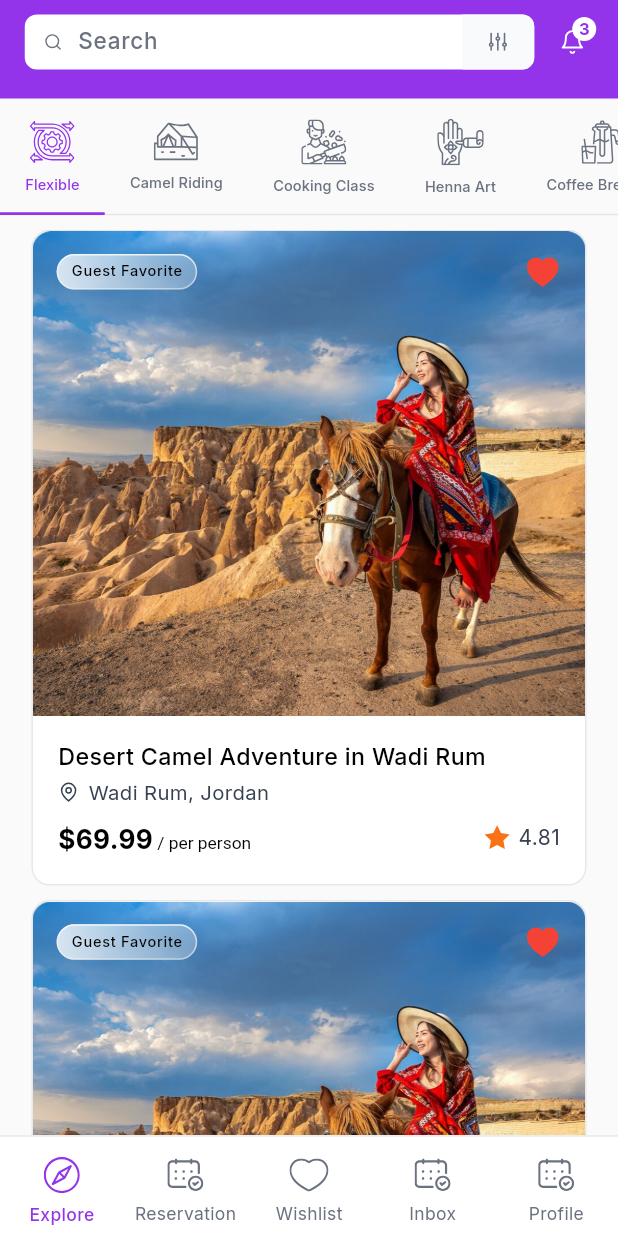
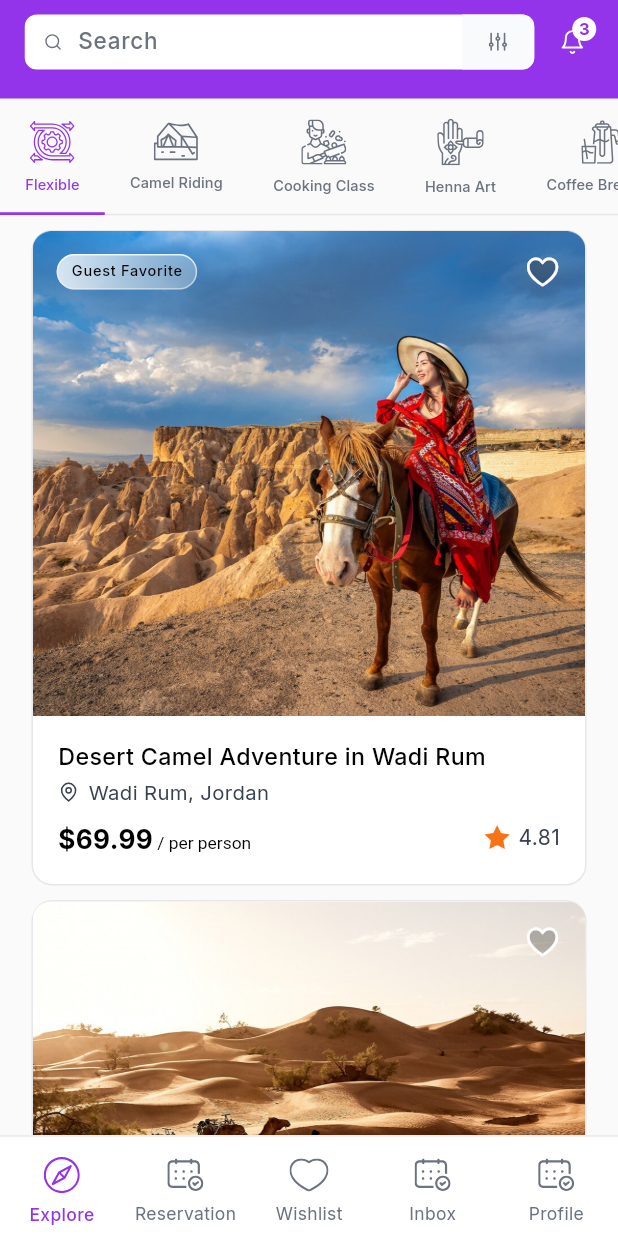
Before and after one commit to Hamdym12/flutter_technical_task, a Flutter app: the screen it shows after launch, on a phone screen of 412 x 824 dp. Run offline on Flutter 3.47's test engine with Material 3 defaults, Android fonts, the phone set to English and light mode, and no system bars; our stand-ins replace auto_route, bloc, easy_localization, equatable, flutter_animate, flutter_bloc and 7 more.

Commit message:
finalize explore_items_list

```diff
--- a/assets/translations/ar.json
+++ b/assets/translations/ar.json
@@ -1,5 +1,5 @@
 {
-  "app_title": "LaveScape",
+  "app_title": "لافى سكيب",
   "bottom_nav": {
     "explore": "استكشاف",
     "reservation": "الحجز",
--- a/assets/translations/en.json
+++ b/assets/translations/en.json
@@ -1,5 +1,5 @@
 {
-  "app_title": "LaveScape",
+  "app_title": "Lavescape",
   "bottom_nav": {
     "explore": "Explore",
     "reservation": "Reservation",
--- a/lib/core/constants/app_assets.dart
+++ b/lib/core/constants/app_assets.dart
@@ -23,7 +23,8 @@ abstract class AppAssets{
   static const hennaArtSvg = "$_svgIconsPath/henna_art.svg";
 
   /// Explore Screen
-  static const camelDesertRidingPng = "$_pngImagesPath/camel_desert_riding.png";
+  static const horseRidingPng = "$_pngImagesPath/horse_riding.png";
+  static const camelRidingPng = "$_pngImagesPath/camel_riding.png";
   static const mapPinSvg = "$_svgIconsPath/map_pin.svg";
   static const heartSvg = "$_svgIconsPath/heart.svg";
   static const starSvg = "$_svgIconsPath/star.svg";
--- a/lib/core/constants/app_radius.dart
+++ b/lib/core/constants/app_radius.dart
@@ -1,5 +1,5 @@
 abstract class AppRadius {
   static const double basicFormInput = 8;
-  static const double xl = 12;
+  static const double xl = 14; /// it should be 12 but the images
   static const double xxl = 16;
 }
--- a/lib/core/theming/app_colors.dart
+++ b/lib/core/theming/app_colors.dart
@@ -12,4 +12,6 @@ abstract class AppColors {
   static const shadowLightBlack = Color(0x0000000D);
   static const textBlack = Color(0xff000000);
   static const gray700 = Color(0xff374151);
+  static const lightShadowGray = Color(0x4D222222);
+  static const red = Color(0xffcb181d);
 }
--- a/lib/core/widgets/add_to_wishlist_widget.dart
+++ b/lib/core/widgets/add_to_wishlist_widget.dart
@@ -22,12 +22,12 @@ class AddToWishlistWidget extends StatelessWidget {
            children: [
              Icon(
                Icons.favorite,
-               color: value ? Colors.red: const Color(0x4D222222),
+               color: value ? AppColors.red : AppColors.lightShadowGray,
                size: 25,
              ),
              Icon(
                CupertinoIcons.heart,
-               color: value ? Colors.red : AppColors.white,
+               color: value ? AppColors.red : AppColors.white,
                size: 25,
              ),
            ],
--- a/lib/core/widgets/search_text_field.dart
+++ b/lib/core/widgets/search_text_field.dart
@@ -1,5 +1,6 @@
 import 'package:easy_localization/easy_localization.dart';
 import 'package:flutter/material.dart';
+import 'package:flutter_bloc/flutter_bloc.dart';
 import 'package:flutter_screenutil/flutter_screenutil.dart';
 import 'package:flutter_svg/svg.dart';
 import 'package:flutter_technical_task/core/constants/app_assets.dart';
@@ -7,8 +8,9 @@ import 'package:flutter_technical_task/core/constants/app_radius.dart';
 import 'package:flutter_technical_task/core/localization/locale_keys.g.dart';
 import 'package:flutter_technical_task/core/theming/app_colors.dart';
 import 'package:flutter_technical_task/core/theming/app_text_styles.dart';
+import 'package:flutter_technical_task/features/explore/presentation/bloc/explore_bloc.dart';
 
-class SearchTextField extends StatelessWidget {
+class SearchTextField extends StatefulWidget {
   final TextEditingController? controller;
   final String? hintText;
   final VoidCallback? onFilterTap;
@@ -23,13 +25,39 @@ class SearchTextField extends StatelessWidget {
   });
 
   @override
+  State<SearchTextField> createState() => _SearchTextFieldState();
+}
+
+class _SearchTextFieldState extends State<SearchTextField> {
+  final _focusNode = FocusNode();
+  @override
+  void initState() {
+    super.initState();
+
+    _focusNode.addListener(() {
+      final bloc = context.read<ExploreBloc>();
+      if (_focusNode.hasFocus) {
+        bloc.add(ExploreSearchOpened());
+      } else {
+        bloc.add(ExploreSearchClosed());
+      }
+    });
+  }
+
+  @override
+  void dispose() {
+    _focusNode.dispose();
+    super.dispose();
+  }
+  @override
   Widget build(BuildContext context) {
     return TextFormField(
       cursorColor: AppColors.placeHolder,
+      focusNode: _focusNode,
       cursorHeight: 18.sp,
       cursorRadius: const Radius.circular(0),
-      controller: controller,
-      onChanged: onChanged,
+      controller: widget.controller,
+      onChanged: widget.onChanged,
       style: TextStyle(
         fontSize: 14.sp,
         color: AppColors.title,
@@ -39,7 +67,7 @@ class SearchTextField extends StatelessWidget {
         filled: true,
         constraints: BoxConstraints(maxWidth: 324.w,maxHeight: 38.h),
         fillColor: Colors.white,
-        hintText: hintText??LocaleKeys.search_hint.tr(),
+        hintText: widget.hintText??LocaleKeys.search_hint.tr(),
         hintStyle: AppTextStyles.font15PlaceHolder500,
         prefixIconConstraints: BoxConstraints(maxWidth: 30.w),
         prefixIcon: Padding(
@@ -51,7 +79,7 @@ class SearchTextField extends StatelessWidget {
           ),
         ),
         suffixIcon: GestureDetector(
-          onTap: onFilterTap,
+          onTap: widget.onFilterTap,
           child: DecoratedBox(
             decoration: const BoxDecoration(
               color:  AppColors.grey50,
--- a/lib/features/bottom_nav/presentation/widgets/search_appbar.dart
+++ b/lib/features/bottom_nav/presentation/widgets/search_appbar.dart
@@ -14,7 +14,9 @@ class SearchAppBar extends StatelessWidget implements PreferredSizeWidget {
     return AppBar(
       title: const Align(
        alignment: AlignmentDirectional.centerEnd,
-       child: SearchTextField()
+       child: SearchTextField(
+
+       )
       ),
       centerTitle: false,
       automaticallyImplyLeading: false,
--- /dev/null
+++ b/lib/features/explore/presentation/bloc/explore_bloc.dart
@@ -0,0 +1,17 @@
+import 'package:bloc/bloc.dart';
+import 'package:equatable/equatable.dart';
+import 'package:meta/meta.dart';
+
+part 'explore_event.dart';
+part 'explore_state.dart';
+
+class ExploreBloc extends Bloc<ExploreEvent, ExploreState> {
+  ExploreBloc() : super(ExploreInitial()) {
+    on<ExploreSearchOpened>((event, emit) {
+      emit(ExploreSearchActive());
+    });
+    on<ExploreSearchClosed>((event, emit) {
+      emit(ExploreInitial());
+    });
+  }
+}
--- /dev/null
+++ b/lib/features/explore/presentation/bloc/explore_event.dart
@@ -0,0 +1,8 @@
+part of 'explore_bloc.dart';
+
+@immutable
+sealed class ExploreEvent {}
+
+class ExploreSearchOpened extends ExploreEvent{}
+
+class ExploreSearchClosed extends ExploreEvent {}
--- /dev/null
+++ b/lib/features/explore/presentation/bloc/explore_state.dart
@@ -0,0 +1,12 @@
+part of 'explore_bloc.dart';
+
+@immutable
+sealed class ExploreState extends Equatable{
+  const ExploreState();
+  @override
+  List<Object?> get props => [];
+}
+
+final class ExploreInitial extends ExploreState {}
+
+final class ExploreSearchActive extends ExploreState{}
--- a/lib/features/explore/presentation/screens/explore_screen.dart
+++ b/lib/features/explore/presentation/screens/explore_screen.dart
@@ -1,5 +1,7 @@
 import 'package:flutter/material.dart';
+import 'package:flutter_bloc/flutter_bloc.dart';
 import 'package:flutter_technical_task/features/bottom_nav/presentation/widgets/search_appbar.dart';
+import 'package:flutter_technical_task/features/explore/presentation/bloc/explore_bloc.dart';
 import 'package:flutter_technical_task/features/explore/presentation/widgets/categories_tab_bar.dart';
 import 'package:flutter_technical_task/features/explore/presentation/widgets/explore_items_list.dart';
 
@@ -7,7 +9,9 @@ class ExploreScreen extends StatelessWidget {
   const ExploreScreen({super.key});
   @override
   Widget build(BuildContext context) {
-    return const Scaffold(
+    return BlocProvider(
+      create: (context) => ExploreBloc(),
+      child: const Scaffold(
         appBar: SearchAppBar(),
         body: Column(
           children: [
@@ -15,6 +19,7 @@ class ExploreScreen extends StatelessWidget {
             ExploreItemsList()
           ],
         ),
+      ),
     );
   }
 }
--- a/lib/features/explore/presentation/widgets/explore_items_list.dart
+++ b/lib/features/explore/presentation/widgets/explore_items_list.dart
@@ -1,5 +1,6 @@
 import 'package:flutter/cupertino.dart';
 import 'package:flutter/material.dart';
+import 'package:flutter_bloc/flutter_bloc.dart';
 import 'package:flutter_screenutil/flutter_screenutil.dart';
 import 'package:flutter_svg/flutter_svg.dart';
 import 'package:flutter_technical_task/core/constants/app_assets.dart';
@@ -13,6 +14,7 @@ import 'package:flutter_technical_task/core/widgets/add_to_wishlist_widget.dart'
 import 'package:flutter_technical_task/core/widgets/gradinet_button.dart';
 import 'package:flutter_technical_task/core/widgets/price_per_person_widget.dart';
 import 'package:flutter_technical_task/core/widgets/rating_widget.dart';
+import 'package:flutter_technical_task/features/explore/presentation/bloc/explore_bloc.dart';
 
 class ExploreItemsList extends StatelessWidget {
   const ExploreItemsList({super.key});
@@ -20,7 +22,15 @@ class ExploreItemsList extends StatelessWidget {
   @override
   Widget build(BuildContext context) {
     return Expanded(
-      child: Padding( ///ToDo: Add simulated loading shimmer
+      child: Stack(
+        alignment: Alignment.bottomCenter,
+        children: [
+          BlocBuilder<ExploreBloc,ExploreState>(
+            builder: (context,state) {
+             if(state is ExploreSearchActive) {
+               return const Text('Search Opened');
+             }
+             return Padding( ///ToDo: Add simulated loading shimmer
                padding: AppInsets.pageHorizontal.copyWith(top: 10.h),
                child: ListView.separated(
                  itemCount: 3,
@@ -44,7 +54,9 @@ class ExploreItemsList extends StatelessWidget {
                            crossAxisAlignment: CrossAxisAlignment.start,
                            children: [
                              Image.asset(
-                        AppAssets.camelDesertRidingPng,
+                               index == 1 ?
+                               AppAssets.camelRidingPng :
+                               AppAssets.horseRidingPng,
                                height: 334.h,
                                width: double.infinity,
                                fit: BoxFit.fill,
@@ -106,11 +118,12 @@ class ExploreItemsList extends StatelessWidget {
                        ),
                        Padding(
                          padding: AppInsets.listItemInnerPadding,
-                  child: const Row(
+                         child: Row(
                            mainAxisAlignment: MainAxisAlignment.spaceBetween,
                            children: [
-                      GradientButton(),
-                      AddToWishlistWidget(isLiked: true)
+                             if(index==0) const GradientButton()
+                             else const SizedBox(),
+                             const AddToWishlistWidget(isLiked: false)
                            ],
                          ),
                        )
@@ -119,6 +132,10 @@ class ExploreItemsList extends StatelessWidget {
                  },
                  separatorBuilder: (context,index)=>SizedBox(height: 10.h,),
                ),
+             );
+            }
+          ),
+        ],
       ),
     );
   }
```
Also changed, not shown: assets/images/pngs/camel_riding.png (added), assets/images/pngs/horse_riding.png (renamed from assets/images/pngs/camel_desert_riding.png), 2 other files. Lines whose indentation alone changed are shown as unchanged.
